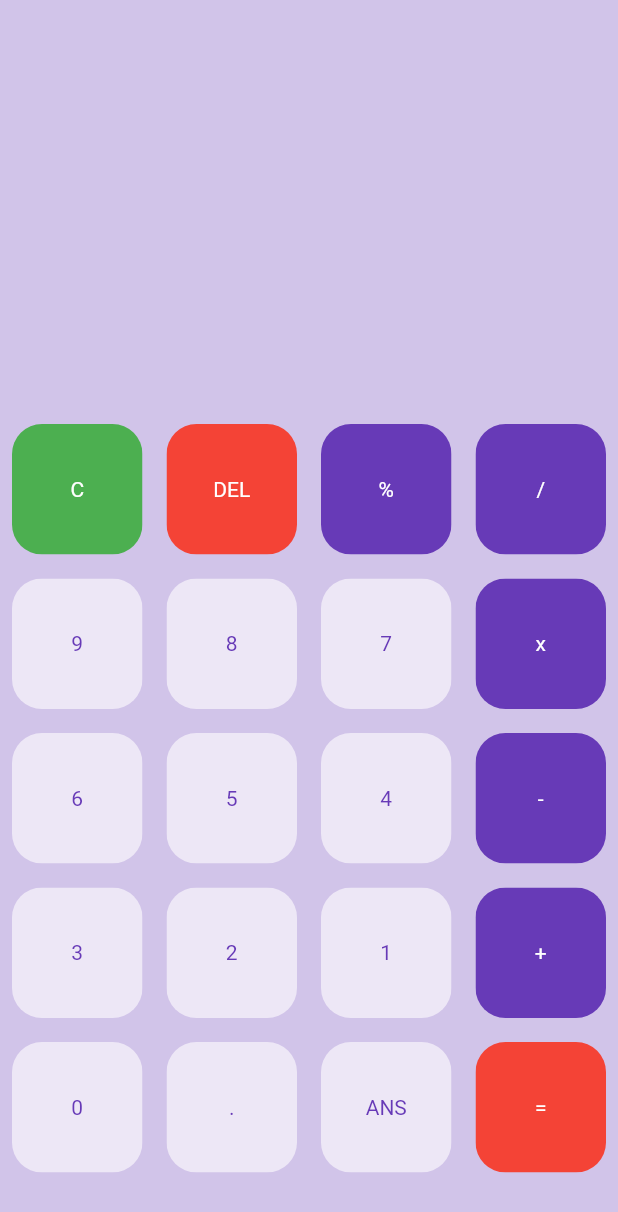
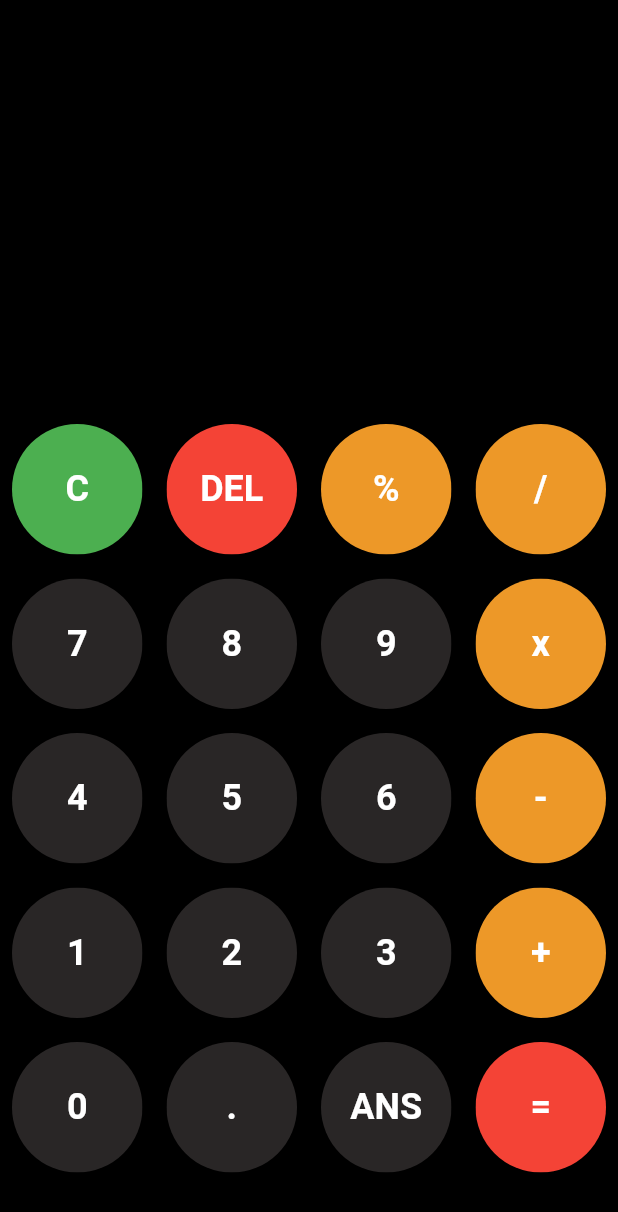
Before and after one commit to Nabeatsu/calculator_flutter, a Flutter app: the screen it shows after launch, on a phone screen of 412 x 824 dp. Shown: the top 1212 px of the screen. Run offline on Flutter 3.47's test engine with Material 2 defaults, Android fonts, the phone set to English and light mode, and no system bars; our stand-ins replace math_expressions.

Commit message:
Update style

```diff
--- a/lib/buttons.dart
+++ b/lib/buttons.dart
@@ -14,12 +14,15 @@ class MyButton extends StatelessWidget {
       onTap: buttonTapped,
       child: Padding(
         padding: const EdgeInsets.all(8.0),
-        child: ClipRRect(
-          borderRadius: BorderRadius.circular(20),
+        child: ClipOval(
           child: Container(
             color: color,
             child: Center(
-              child: Text(buttonText, style: TextStyle(color: textColor)),
+              child: Text(buttonText,
+                  style: TextStyle(
+                      color: textColor,
+                      fontWeight: FontWeight.bold,
+                      fontSize: 24.0)),
             ),
           ),
         ),
--- a/lib/main.dart
+++ b/lib/main.dart
@@ -29,11 +29,11 @@ class _HomePageState extends State<HomePage> {
     // 1行目
     'C', 'DEL', '%', '/',
     // 2行目
-    '9', '8', '7', 'x',
+    '7', '8', '9', 'x',
     // 3行目
-    '6', '5', '4', '-',
+    '4', '5', '6', '-',
     // 4行目
-    '3', '2', '1', '+',
+    '1', '2', '3', '+',
     // 5行目
     '0', '.', 'ANS', '=',
   ];
@@ -41,7 +41,7 @@ class _HomePageState extends State<HomePage> {
   @override
   Widget build(BuildContext context) {
     return Scaffold(
-      backgroundColor: Colors.deepPurple[100],
+      backgroundColor: Colors.black,
       body: Column(
         children: <Widget>[
           Expanded(
@@ -57,7 +57,10 @@ class _HomePageState extends State<HomePage> {
                     alignment: Alignment.centerLeft,
                     child: Text(
                       userQuestion,
-                      style: TextStyle(fontSize: 20),
+                      style: TextStyle(
+                        fontSize: 20,
+                        color: Colors.white,
+                      ),
                     ),
                   ),
                   Container(
@@ -65,7 +68,7 @@ class _HomePageState extends State<HomePage> {
                     alignment: Alignment.centerRight,
                     child: Text(
                       userAnswer,
-                      style: TextStyle(fontSize: 20),
+                      style: TextStyle(fontSize: 20, color: Colors.white),
                     ),
                   ),
                 ],
@@ -123,11 +126,9 @@ class _HomePageState extends State<HomePage> {
                     return MyButton(
                       buttonText: buttons[index],
                       color: isOperator(buttons[index])
-                          ? Colors.deepPurple
-                          : Colors.deepPurple[50],
-                      textColor: isOperator(buttons[index])
-                          ? Colors.white
-                          : Colors.deepPurple,
+                          ? Color(0xFFed9828)
+                          : Color(0xFF292626),
+                      textColor: Colors.white,
                       buttonTapped: () {
                         setState(() {
                           userQuestion += buttons[index];
```
